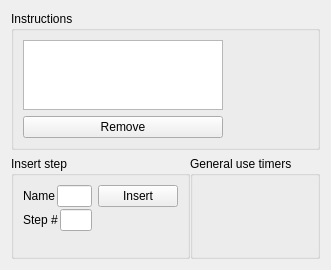
The window that brewDayWidget.ui (Brewtarget/brewtarget) describes before a commit, drawn with Qt 5.
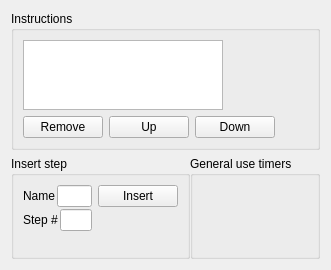
The same window after the commit.

Patch:
```diff
--- a/brewDayWidget.ui
+++ b/brewDayWidget.ui
@@ -54,20 +54,18 @@
            </widget>
           </item>
           <item>
-           <spacer name="horizontalSpacer_5">
-            <property name="orientation">
-             <enum>Qt::Horizontal</enum>
+           <widget class="QPushButton" name="pushButton_up">
+            <property name="text">
+             <string>Up</string>
             </property>
-            <property name="sizeType">
-             <enum>QSizePolicy::Preferred</enum>
+           </widget>
+          </item>
+          <item>
+           <widget class="QPushButton" name="pushButton_down">
+            <property name="text">
+             <string>Down</string>
             </property>
-            <property name="sizeHint" stdset="0">
-             <size>
-              <width>0</width>
-              <height>20</height>
-             </size>
-            </property>
-           </spacer>
+           </widget>
           </item>
          </layout>
         </item>
```
